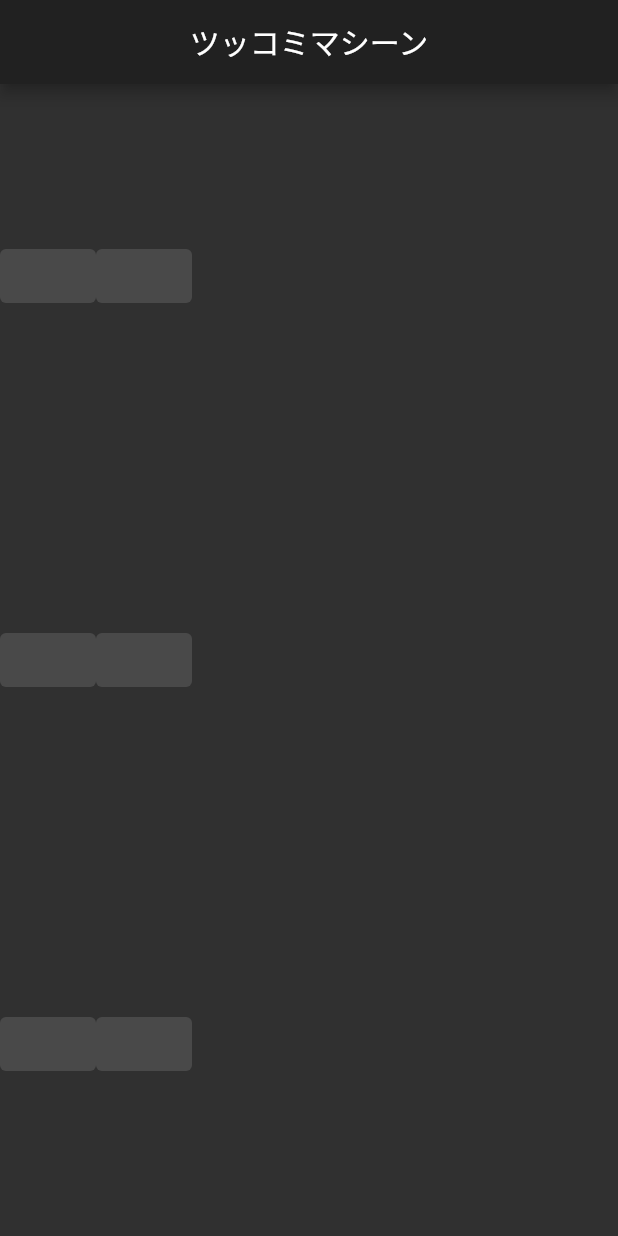
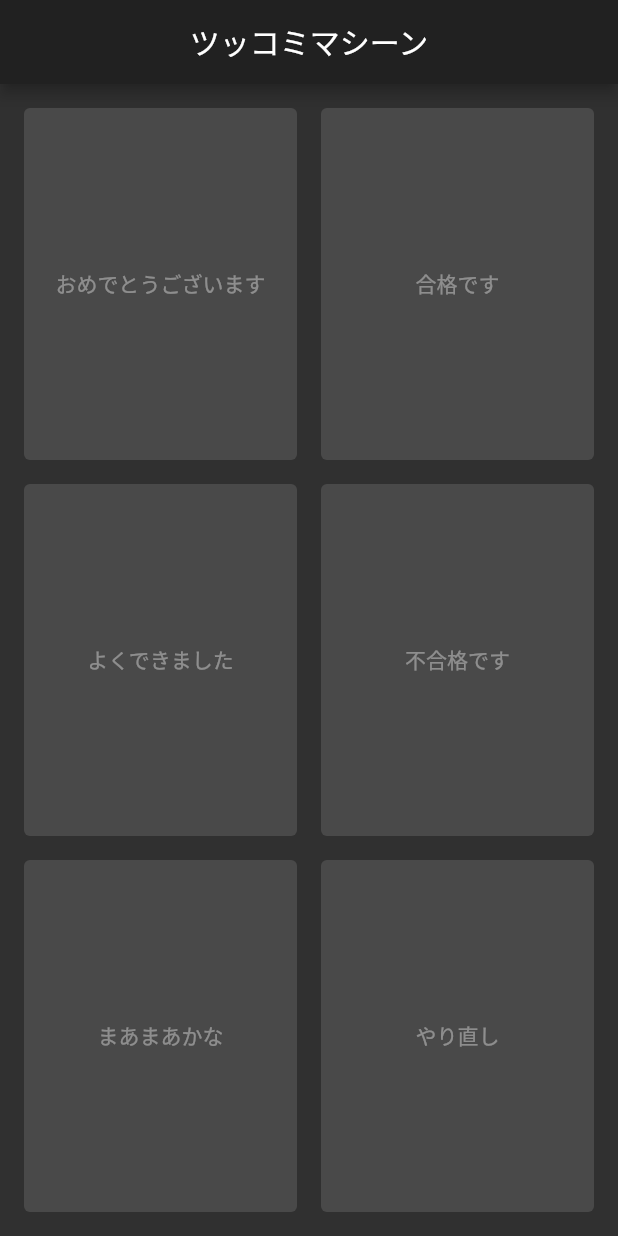
Before and after one commit to WatanabeKazue/straight_machine, a Flutter app: the screen it shows after launch, on a phone screen of 412 x 824 dp. Run offline on Flutter 3.47's test engine with Material 2 defaults, Android fonts, the phone set to English and light mode, and no system bars; missing offline and left inert: dart:ffi.

Commit message:
add uekawa uetea team

```diff
--- a/lib/screens/home_screen.dart
+++ b/lib/screens/home_screen.dart
@@ -1,3 +1,6 @@
+import 'dart:ffi';
+
+import 'package:flutter/cupertino.dart';
 import 'package:flutter/material.dart';
 
 class HomeScreen extends StatefulWidget {
@@ -6,6 +9,16 @@ class HomeScreen extends StatefulWidget {
 }
 
 class _HomeScreenState extends State<HomeScreen> {
+
+// String _text01 ="おめでとうございます";
+// String _text02 ="合格です";
+// String _text03 ="よくできました";
+// String _text04 ="不合格です";
+// String _text05 ="まあまあかな";
+// String _text06 ="やり直し";
+  List<String> _texts = ["おめでとうございます","合格です","よくできました","不合格です",
+     "まあまあかな","やり直し"];
+
   @override
   Widget build(BuildContext context) {
     return Scaffold(
@@ -13,38 +26,54 @@ class _HomeScreenState extends State<HomeScreen> {
         title: Text("ツッコミマシーン"),
         centerTitle: true,
       ),
-      body: Column(
+      body: Container(
+        child: Padding(
+          padding: const EdgeInsets.all(8.0),
+          child: Column(
             children: <Widget>[
               Expanded(
+                flex: 1,
                 child: Row(
+                  crossAxisAlignment: CrossAxisAlignment.stretch,
                   children: <Widget>[
-                _soundButton(),
-                _soundButton(),
+                    Expanded(flex: 1, child: _soundButton(_texts[0])),
+                    Expanded(flex: 1, child: _soundButton(_texts[1])),
                   ],
                 ),
               ),
               Expanded(
+                flex: 1,
                 child: Row(
+                  crossAxisAlignment: CrossAxisAlignment.stretch,
                   children: <Widget>[
-                _soundButton(),
-                _soundButton(),
+                    Expanded(flex: 1, child: _soundButton(_texts[2])),
+                    Expanded(flex: 1, child: _soundButton(_texts[3])),
                   ],
                 ),
               ),
               Expanded(
+                flex: 1,
                 child: Row(
+                  crossAxisAlignment: CrossAxisAlignment.stretch,
                   children: <Widget>[
-                _soundButton(),
-                _soundButton(),
+                    Expanded(flex: 1, child: _soundButton(_texts[4])),
+                    Expanded(flex: 1, child: _soundButton(_texts[5])),
                   ],
                 ),
               ),
             ],
           ),
+        ),
+      ),
     );
   }
 
-  Widget _soundButton() {
-    return ElevatedButton();
+  Widget _soundButton(String displayText) {
+    return Container(
+      padding: EdgeInsets.all(8.0),
+      child: ElevatedButton(
+        child: Text( displayText),
+      ),
+    );
   }
 }
--- a/pubspec.yaml
+++ b/pubspec.yaml
@@ -28,6 +28,7 @@ dependencies:
   # The following adds the Cupertino Icons font to your application.
   # Use with the CupertinoIcons class for iOS style icons.
   cupertino_icons: ^1.0.2
+  soundpool: ^1.1.3
 
 dev_dependencies:
   flutter_test:
@@ -45,8 +46,8 @@ flutter:
   uses-material-design: true
 
   # To add assets to your application, add an assets section, like this:
-  # assets:
-  #   - images/a_dot_burr.jpeg
+  assets:
+   - assets/sounds/
   #   - images/a_dot_ham.jpeg
 
   # An image asset can refer to one or more resolution-specific "variants", see
```
Also changed, not shown: pubspec.lock, 6 other files. Lines whose indentation alone changed are shown as unchanged.
